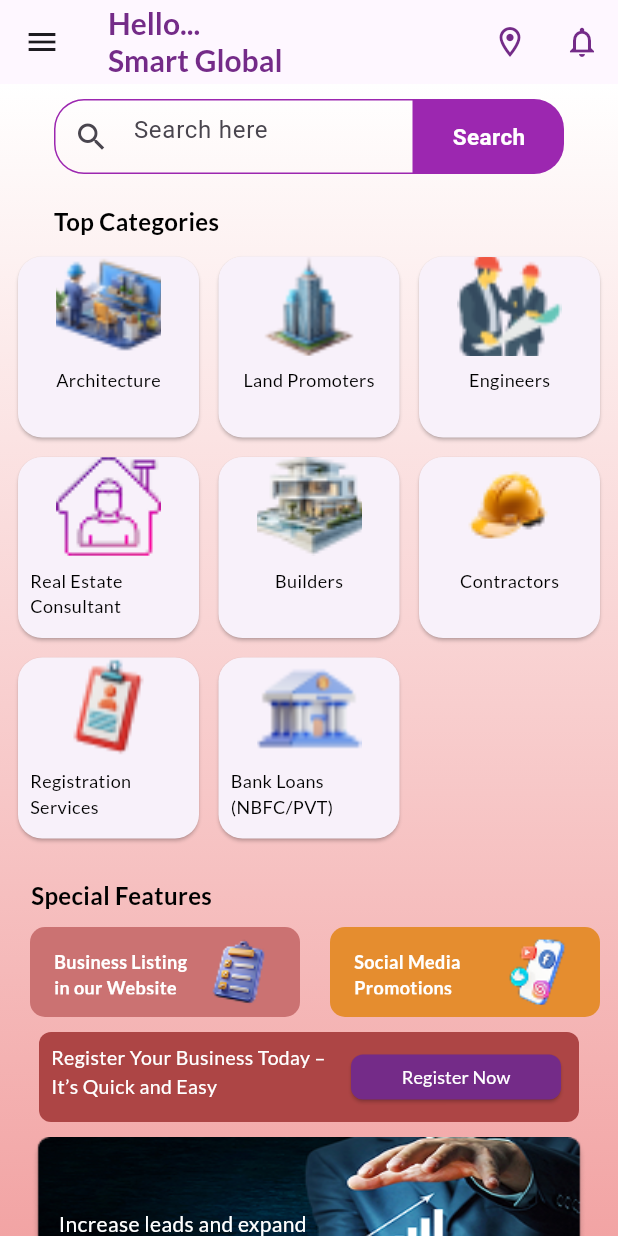
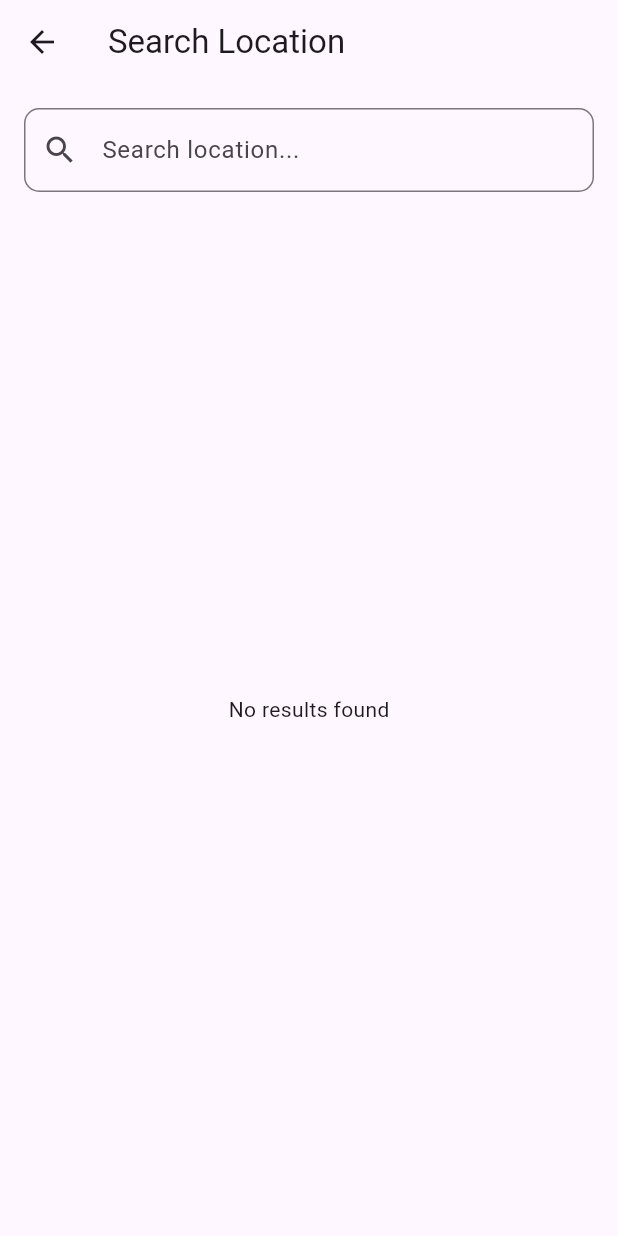
Before and after one commit to Anbarasu22004/tureguide, a Flutter app: the Home_screen screen opened directly, after a tap on the "location on" icon, on a phone screen of 412 x 824 dp. Run offline on Flutter 3.47's test engine with Material 3 defaults, Android fonts, the phone set to English and light mode, and no system bars; our stand-ins replace geocoding, geolocator, google_fonts, image_picker.

Commit message:
Your commit message

```diff
--- a/lib/home/HomePage.dart
+++ b/lib/home/HomePage.dart
@@ -1,4 +1,6 @@
 import 'package:flutter/material.dart';
+import 'package:flutterproject/home/SearchBar.dart';
+import 'package:flutterproject/home/Userprofilepage/LocationPage.dart';
 import 'package:flutterproject/home/Userprofilepage/personaldetails/verification1.dart';
 import 'package:flutterproject/home/Userprofilepage/profile.dart';
 import 'package:flutterproject/home/category/architecture/architecture.dart';
@@ -95,7 +97,9 @@ class _Home_screenState extends State<Home_screen> {
           ],
         ),
         actions: [
-          IconButton(onPressed: (){}, icon: Icon(Icons.location_on_outlined,color:Color(0xff742B88))),
+          IconButton(onPressed: (){
+            Navigator.push(context, MaterialPageRoute(builder: (context)=>LocationPage()));
+          }, icon: Icon(Icons.location_on_outlined,color:Color(0xff742B88))),
           IconButton(onPressed: (){}, icon: Icon(Icons.notifications_none,color:Color(0xff742B88)))
         ],
 
@@ -130,12 +134,15 @@ class _Home_screenState extends State<Home_screen> {
                     width: 240,
                     decoration: BoxDecoration(
                       border: Border.all(
-                        color: Colors.purple
+                        color: Colors.purple.shade800
                       ),
                       borderRadius: BorderRadius.only(topLeft: Radius.circular(20),bottomLeft: Radius.circular(20)),
 
                     ),
                     child: TextFormField(
+                      onTap: (){
+                        Navigator.push(context, MaterialPageRoute(builder: (context)=>SearchPage()));
+                      },
                       decoration: InputDecoration(
                         border: InputBorder.none,
                         hintText: 'Search here',
@@ -149,7 +156,7 @@ class _Home_screenState extends State<Home_screen> {
                     width: 100,
                     child: Center(child: Text('Search',style: TextStyle(fontSize: 15,color: Colors.white,fontWeight: FontWeight.bold),)),
                     decoration: BoxDecoration(
-                      color: Colors.purple,
+                      color: Colors.purple.shade800,
                       borderRadius: BorderRadius.only(
                         topRight: Radius.circular(20),
                         bottomRight: Radius.circular(20)
--- /dev/null
+++ b/lib/home/Userprofilepage/LocationPage.dart
@@ -0,0 +1,149 @@
+import 'package:flutter/material.dart';
+import 'package:geolocator/geolocator.dart';
+import 'package:geocoding/geocoding.dart';
+
+class LocationPage extends StatefulWidget {
+  const LocationPage({super.key});
+
+  @override
+  State<LocationPage> createState() => _LocationPageState();
+}
+
+class _LocationPageState extends State<LocationPage> {
+  TextEditingController _searchController = TextEditingController();
+  List<String> _searchResults = [];
+  bool _isLoading = false;
+
+
+  Future<void> _getCurrentLocation() async {
+    bool serviceEnabled;
+    LocationPermission permission;
+
+    serviceEnabled = await Geolocator.isLocationServiceEnabled();
+    if (!serviceEnabled) {
+      ScaffoldMessenger.of(context).showSnackBar(
+        SnackBar(content: Text("Location services are disabled.")),
+      );
+      return;
+    }
+
+    permission = await Geolocator.checkPermission();
+    if (permission == LocationPermission.denied) {
+      permission = await Geolocator.requestPermission();
+      if (permission == LocationPermission.denied) {
+        ScaffoldMessenger.of(context).showSnackBar(
+          SnackBar(content: Text("Location permission denied.")),
+        );
+        return;
+      }
+    }
+
+    if (permission == LocationPermission.deniedForever) {
+      ScaffoldMessenger.of(context).showSnackBar(
+        SnackBar(content: Text("Location permissions are permanently denied.")),
+      );
+      return;
+    }
+
+    Position position = await Geolocator.getCurrentPosition(
+        desiredAccuracy: LocationAccuracy.high);
+
+    List<Placemark> placemarks = await placemarkFromCoordinates(
+        position.latitude, position.longitude);
+
+    if (placemarks.isNotEmpty) {
+      Placemark place = placemarks.first;
+      String address = "${place.locality}, ${place.administrativeArea}, ${place.country}";
+      setState(() {
+        _searchController.text = address;
+      });
+    }
+  }
+
+
+  Future<void> _searchLocation(String query) async {
+    if (query.isEmpty) return;
+
+    setState(() => _isLoading = true);
+
+    try {
+      List<Location> locations = await locationFromAddress(query);
+      List<String> results = [];
+
+      for (var loc in locations) {
+        List<Placemark> placemarks =
+        await placemarkFromCoordinates(loc.latitude, loc.longitude);
+        if (placemarks.isNotEmpty) {
+          results.add("${placemarks.first.street}, ${placemarks.first.locality}");
+        }
+      }
+
+      setState(() {
+        _searchResults = results;
+        _isLoading = false;
+      });
+    } catch (e) {
+      setState(() => _isLoading = false);
+      ScaffoldMessenger.of(context).showSnackBar(
+        SnackBar(content: Text("Error: Unable to find location.")),
+      );
+    }
+  }
+
+  @override
+  void initState() {
+    super.initState();
+    _getCurrentLocation();
+  }
+
+  @override
+  Widget build(BuildContext context) {
+    return Scaffold(
+      appBar: AppBar(title: const Text("Search Location")),
+      body: Padding(
+        padding: const EdgeInsets.all(16.0),
+        child: Column(
+          children: [
+
+            TextFormField(
+              controller: _searchController,
+              decoration: InputDecoration(
+                hintText: "Search location...",
+                prefixIcon: const Icon(Icons.search),
+                suffixIcon: _isLoading
+                    ? const Padding(
+                  padding: EdgeInsets.all(12.0),
+                  child: CircularProgressIndicator(strokeWidth: 2),
+                )
+                    : null,
+                border: OutlineInputBorder(borderRadius: BorderRadius.circular(10)),
+              ),
+              onChanged: (value) {
+                if (value.length > 2) _searchLocation(value);
+              },
+            ),
+
+            const SizedBox(height: 10),
+
+
+            Expanded(
+              child: _searchResults.isEmpty
+                  ? const Center(child: Text("No results found"))
+                  : ListView.builder(
+                itemCount: _searchResults.length,
+                itemBuilder: (context, index) {
+                  return ListTile(
+                    title: Text(_searchResults[index]),
+                    onTap: () {
+                      _searchController.text = _searchResults[index];
+                    },
+                  );
+                },
+              ),
+            ),
+          ],
+        ),
+      ),
+    );
+  }
+}
--- a/lib/main.dart
+++ b/lib/main.dart
@@ -1,5 +1,6 @@
 import 'package:flutter/material.dart';
 import 'package:flutterproject/home/SearchBar.dart';
+import 'package:flutterproject/home/Userprofilepage/LocationPage.dart';
 import 'package:flutterproject/home/Userprofilepage/businessprofile.dart';
 import 'package:flutterproject/home/Userprofilepage/category/Dashboard.dart';
 import 'package:flutterproject/home/Userprofilepage/category/Help&support.dart';
@@ -55,7 +56,7 @@ class MyApp extends StatelessWidget {
         colorScheme: ColorScheme.fromSeed(seedColor: Colors.deepPurple),
         useMaterial3: true,
       ),
-      home: SearchPage(),
+      home: Login_Screen(),
     );
   }
 }
--- a/pubspec.yaml
+++ b/pubspec.yaml
@@ -37,6 +37,10 @@ dependencies:
   google_fonts: ^6.2.1
   image_picker: ^1.1.2
   lottie: ^2.3.2
+
+  geolocator: ^10.1.0
+  geocoding: ^2.1.0
+
 
 dev_dependencies:
   flutter_test:
```
Also changed, not shown: lib/home/SearchBar.dart (+81 -20 lines), lib/home/Userprofilepage/category/Messages.dart (line endings or trailing spaces), pubspec.lock, 3 other files.
